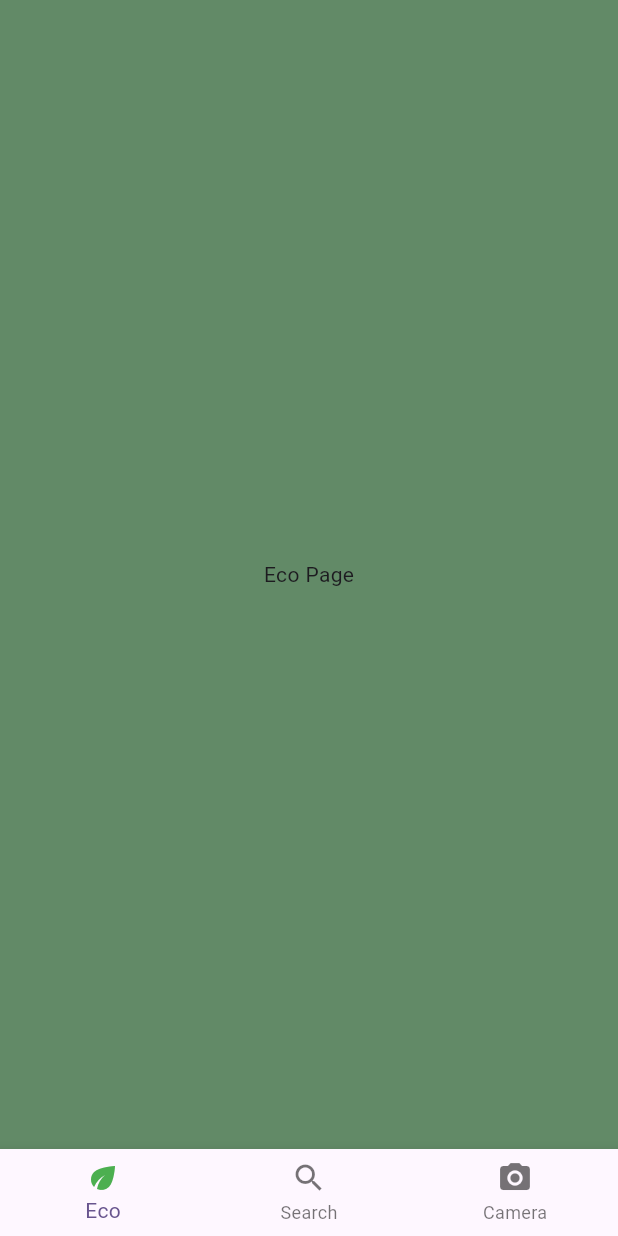
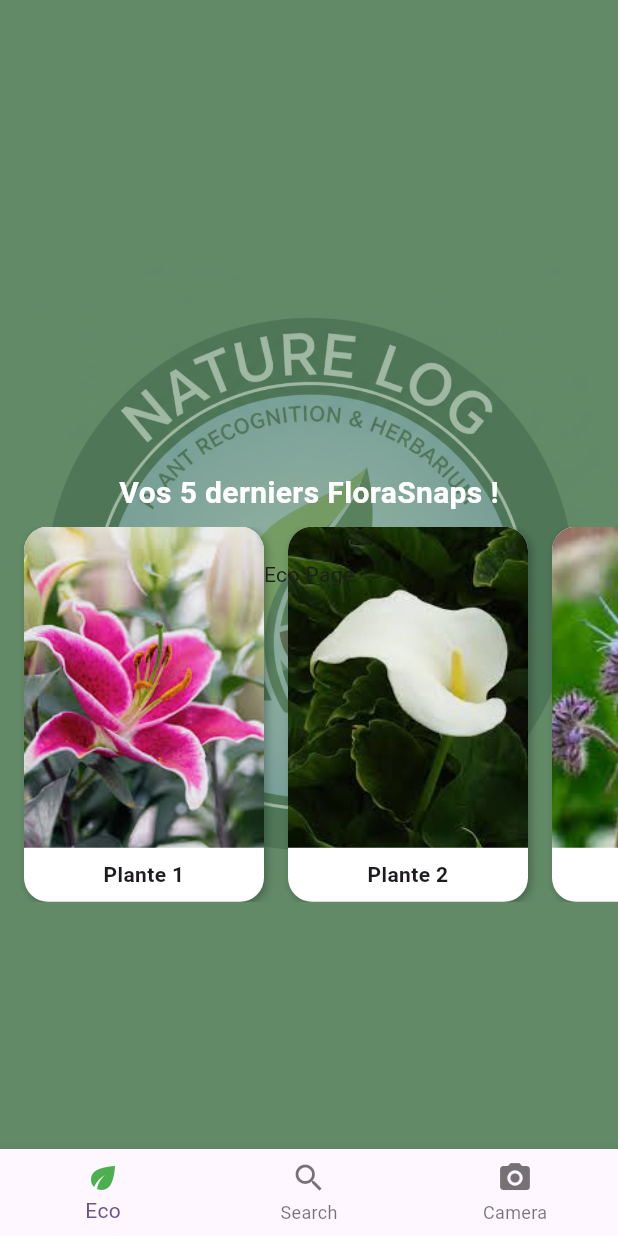
Before and after one commit to juleseseo/NatureLogFlutter, a Flutter app: the screen it shows after launch, on a phone screen of 412 x 824 dp. Run offline on Flutter 3.47's test engine with Material 3 defaults, Android fonts, the phone set to English and light mode, and no system bars; our stand-ins replace bloc, camera, flutter_bloc.

Commit message:
refactor home layout and update plant repository API endpoints

```diff
--- a/lib/ui/screens/home.dart
+++ b/lib/ui/screens/home.dart
@@ -34,13 +34,8 @@ class _HomePageState extends State<HomePage> {
       body: Stack(
         fit: StackFit.expand,
         children: [
-          Expanded(
-            child: Stack(
-              fit: StackFit.expand,
-              children: [
           Container(color: const Color(0xFF628A67)),
 
-                // Image de fond transparente
           Center(
             child: Image.asset(
               'resources/nature_log_logo.jpg',
@@ -52,9 +47,8 @@ class _HomePageState extends State<HomePage> {
             ),
           ),
 
-                // Carousel un peu plus bas que le centre
           Align(
-                  alignment: const Alignment(0, 0.3), // ajuste pour descendre le carousel
+            alignment: const Alignment(0, 0.3),
             child: Column(
               mainAxisSize: MainAxisSize.min,
               children: [
@@ -86,16 +80,10 @@ class _HomePageState extends State<HomePage> {
               ],
             ),
           ),
-              ],
+
+          Positioned.fill(
+            child: _pages[_selectedIndex],
           ),
-          ),
-
-          // Footer
-
-          Container(
-            color: const Color(0xFF628A67),
-          ),
-          _pages[_selectedIndex],
         ],
       ),
       bottomNavigationBar: BottomNavigationBar(
@@ -103,7 +91,7 @@ class _HomePageState extends State<HomePage> {
         onTap: _onItemTapped,
         items: const [
           BottomNavigationBarItem(
-            icon: Icon(Icons.eco, color: Colors.green,),
+            icon: Icon(Icons.eco, color: Colors.green),
             label: 'Eco',
           ),
           BottomNavigationBarItem(
@@ -119,7 +107,7 @@ class _HomePageState extends State<HomePage> {
     );
   }
 
-  // Fonction pour créer une carte
+
   Widget _buildCard(String title, String imagePath) {
     return Container(
       width: 160,
```
Also changed, not shown: lib/repository/plant_repository.dart (+29 -3 lines). Lines whose indentation alone changed are shown as unchanged.
